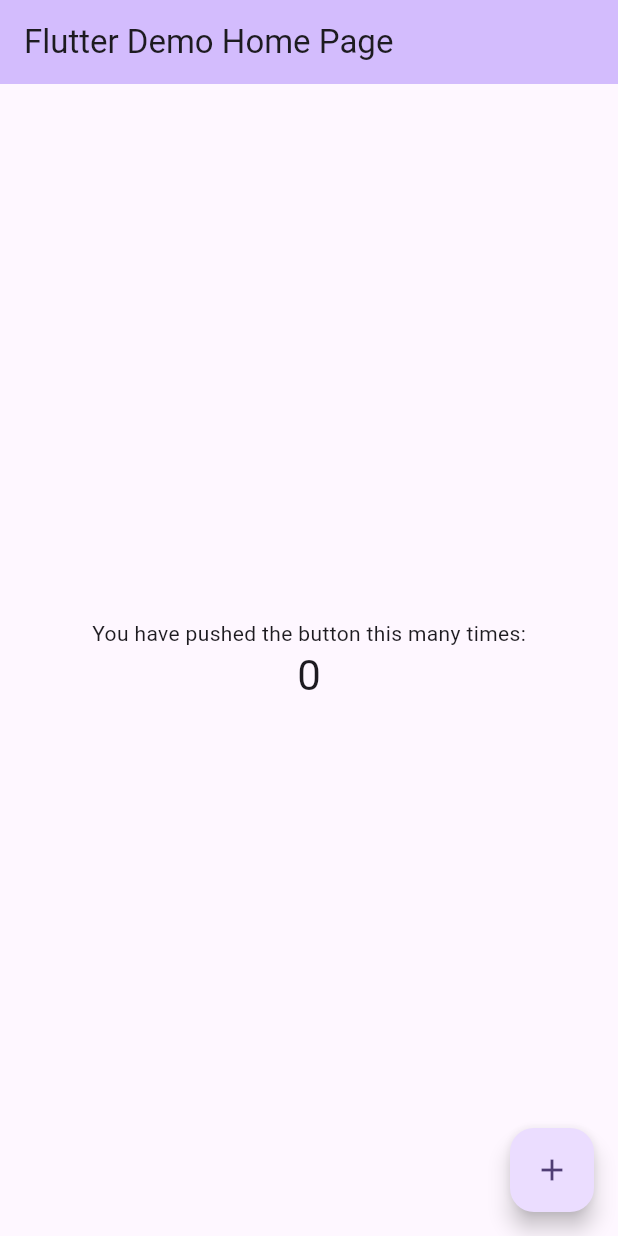
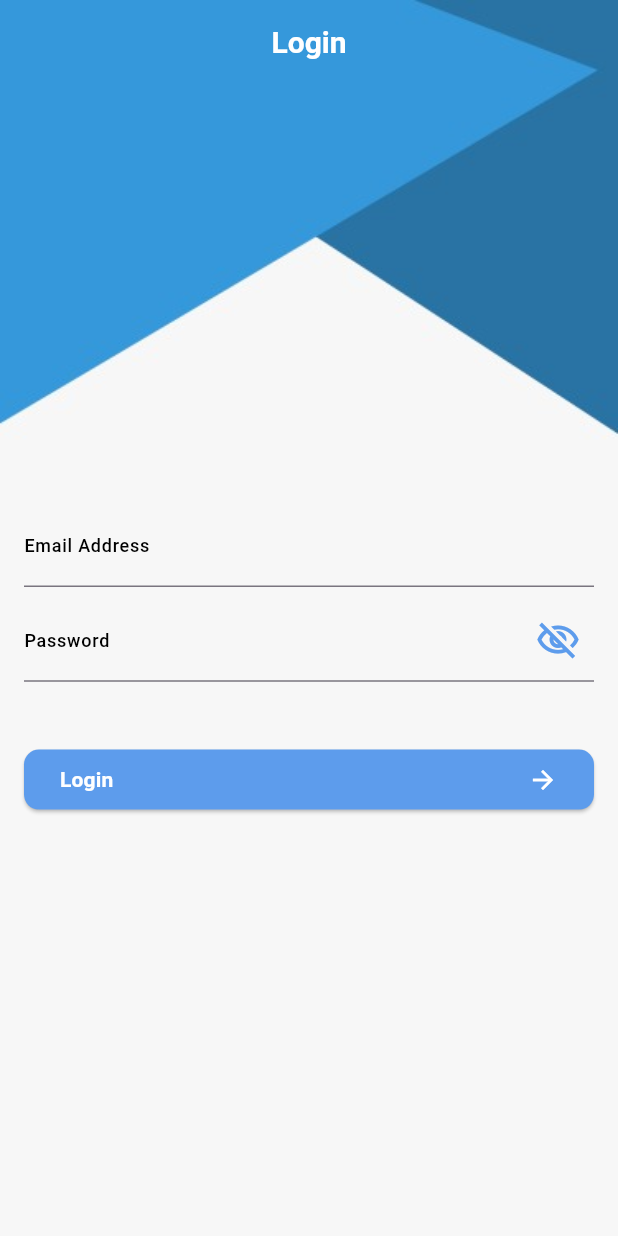
Before and after one commit to YomnaIbrahim4/todo, a Flutter app: the screen it shows after launch, on a phone screen of 412 x 824 dp. Run offline on Flutter 3.47's test engine with Material 3 defaults, Android fonts, the phone set to English and light mode, and no system bars.

Commit message:
+ Register Screen Done + Login Screen Done

```diff
--- a/lib/main.dart
+++ b/lib/main.dart
@@ -1,4 +1,7 @@
 import 'package:flutter/material.dart';
+import 'package:todo/style/AppStyle.dart';
+import 'package:todo/ui/login/login_screen.dart';
+import 'package:todo/ui/register/register_screen.dart';
 
 void main() {
   runApp(const MyApp());
@@ -12,114 +15,14 @@ class MyApp extends StatelessWidget {
   Widget build(BuildContext context) {
     return MaterialApp(
       title: 'Flutter Demo',
-      theme: ThemeData(
-        // This is the theme of your application.
-        //
-        // TRY THIS: Try running your application with "flutter run". You'll see
-        // the application has a purple toolbar. Then, without quitting the app,
-        // try changing the seedColor in the colorScheme below to Colors.green
-        // and then invoke "hot reload" (save your changes or press the "hot
-        // reload" button in a Flutter-supported IDE, or press "r" if you used
-        // the command line to start the app).
-        //
-        // Notice that the counter didn't reset back to zero; the application
-        // state is not lost during the reload. To reset the state, use hot
-        // restart instead.
-        //
-        // This works for code too, not just values: Most code changes can be
-        // tested with just a hot reload.
-        colorScheme: ColorScheme.fromSeed(seedColor: Colors.deepPurple),
-        useMaterial3: true,
-      ),
-      home: const MyHomePage(title: 'Flutter Demo Home Page'),
+      theme: AppStyle.lightTheme,
+      debugShowCheckedModeBanner: false, // debug sign
+      routes: {
+        LoginScreen.routeName:(_)=>LoginScreen(),
+        RegisterScreen.routeName:(_)=>RegisterScreen(),
+      },
+      initialRoute: LoginScreen.routeName,
+
     );
   }
 }
-
-class MyHomePage extends StatefulWidget {
-  const MyHomePage({super.key, required this.title});
-
-  // This widget is the home page of your application. It is stateful, meaning
-  // that it has a State object (defined below) that contains fields that affect
-  // how it looks.
-
-  // This class is the configuration for the state. It holds the values (in this
-  // case the title) provided by the parent (in this case the App widget) and
-  // used by the build method of the State. Fields in a Widget subclass are
-  // always marked "final".
-
-  final String title;
-
-  @override
-  State<MyHomePage> createState() => _MyHomePageState();
-}
-
-class _MyHomePageState extends State<MyHomePage> {
-  int _counter = 0;
-
-  void _incrementCounter() {
-    setState(() {
-      // This call to setState tells the Flutter framework that something has
-      // changed in this State, which causes it to rerun the build method below
-      // so that the display can reflect the updated values. If we changed
-      // _counter without calling setState(), then the build method would not be
-      // called again, and so nothing would appear to happen.
-      _counter++;
-    });
-  }
-
-  @override
-  Widget build(BuildContext context) {
-    // This method is rerun every time setState is called, for instance as done
-    // by the _incrementCounter method above.
-    //
-    // The Flutter framework has been optimized to make rerunning build methods
-    // fast, so that you can just rebuild anything that needs updating rather
-    // than having to individually change instances of widgets.
-    return Scaffold(
-      appBar: AppBar(
-        // TRY THIS: Try changing the color here to a specific color (to
-        // Colors.amber, perhaps?) and trigger a hot reload to see the AppBar
-        // change color while the other colors stay the same.
-        backgroundColor: Theme.of(context).colorScheme.inversePrimary,
-        // Here we take the value from the MyHomePage object that was created by
-        // the App.build method, and use it to set our appbar title.
-        title: Text(widget.title),
-      ),
-      body: Center(
-        // Center is a layout widget. It takes a single child and positions it
-        // in the middle of the parent.
-        child: Column(
-          // Column is also a layout widget. It takes a list of children and
-          // arranges them vertically. By default, it sizes itself to fit its
-          // children horizontally, and tries to be as tall as its parent.
-          //
-          // Column has various properties to control how it sizes itself and
-          // how it positions its children. Here we use mainAxisAlignment to
-          // center the children vertically; the main axis here is the vertical
-          // axis because Columns are vertical (the cross axis would be
-          // horizontal).
-          //
-          // TRY THIS: Invoke "debug painting" (choose the "Toggle Debug Paint"
-          // action in the IDE, or press "p" in the console), to see the
-          // wireframe for each widget.
-          mainAxisAlignment: MainAxisAlignment.center,
-          children: <Widget>[
-            const Text(
-              'You have pushed the button this many times:',
-            ),
-            Text(
-              '$_counter',
-              style: Theme.of(context).textTheme.headlineMedium,
-            ),
-          ],
-        ),
-      ),
-      floatingActionButton: FloatingActionButton(
-        onPressed: _incrementCounter,
-        tooltip: 'Increment',
-        child: const Icon(Icons.add),
-      ), // This trailing comma makes auto-formatting nicer for build methods.
-    );
-  }
-}
--- /dev/null
+++ b/lib/style/AppColors.dart
@@ -0,0 +1,6 @@
+import 'dart:ui';
+
+class AppColors{
+  static Color lightPrimary = Color(0xff5D9CEC);
+
+}
--- /dev/null
+++ b/lib/style/AppStyle.dart
@@ -0,0 +1,19 @@
+import 'package:flutter/material.dart';
+import 'package:todo/style/AppColors.dart';
+
+class AppStyle{
+  static ThemeData lightTheme = ThemeData(
+    colorScheme: ColorScheme.fromSeed(
+        seedColor: Colors.deepPurple,
+      primary: AppColors.lightPrimary,
+
+    ),
+    textTheme: TextTheme(
+      labelSmall: TextStyle(
+        color: Colors.black,
+        fontSize: 12,
+      )
+    ),
+    useMaterial3: true,
+  );
+}
--- /dev/null
+++ b/lib/style/constants.dart
@@ -0,0 +1,5 @@
+bool isValideEmail(String email){
+  return RegExp(r"^[a-zA-Z0-9.a-zA-Z0-9.!#$%&'*+-/=?^_`{|}~]+@[a-zA-Z0-9]+\.[a-zA-Z]+")
+      .hasMatch(email);
+
+}
--- /dev/null
+++ b/lib/style/reusable_component/CustomButton.dart
@@ -0,0 +1,37 @@
+import 'package:flutter/material.dart';
+ typedef authFunction = void Function();
+class CustomButton extends StatelessWidget {
+  String label;
+  authFunction onClick;
+  CustomButton({required this.label,required this.onClick});
+
+  @override
+  Widget build(BuildContext context) {
+    return  ElevatedButton(
+        style: ElevatedButton.styleFrom(
+            backgroundColor: Theme.of(context).colorScheme.primary,
+            shape: RoundedRectangleBorder(
+                borderRadius: BorderRadius.circular(10)
+            )
+        ),
+        onPressed: onClick,
+        child: Row(
+          mainAxisAlignment: MainAxisAlignment.spaceBetween,
+          children: [
+            Text(
+              label,
+              style: TextStyle(
+                color: Colors.white,
+                fontSize: 14,
+                fontWeight: FontWeight.bold,
+              ),),
+            Icon(
+              Icons.arrow_forward,
+              color: Colors.white,
+              size: 20,
+            ),
+          ],
+        )
+    );
+  }
+}
--- /dev/null
+++ b/lib/style/reusable_component/CustomFormField.dart
@@ -0,0 +1,52 @@
+import 'package:flutter/material.dart';
+typedef validatorType = String? Function(String?);
+
+class CustomFormField extends StatefulWidget {
+  String label;
+  TextInputType keyboard;
+  bool isPassword;
+  validatorType validate;
+  TextEditingController controller;
+  CustomFormField({required this.label,required this.keyboard,this.isPassword=false,required this.controller,required this.validate});
+
+  @override
+  State<CustomFormField> createState() => _CustomFormFieldState();
+}
+
+class _CustomFormFieldState extends State<CustomFormField> {
+  bool isObscured = true;
+  @override
+  Widget build(BuildContext context) {
+    return TextFormField(
+      controller: widget.controller,
+      validator: widget.validate,
+      keyboardType: widget.keyboard,
+      obscureText: widget.isPassword==true
+      ?isObscured
+      :false,
+      obscuringCharacter: '*',
+      style: Theme.of(context).textTheme.labelSmall?.copyWith(
+        fontSize: 18,
+      ),
+      decoration: InputDecoration(
+        labelText: widget.label,
+        labelStyle: Theme.of(context).textTheme.labelSmall,
+        suffixIcon: widget.isPassword
+        ? IconButton(onPressed: (){
+          setState(() {
+            isObscured = !isObscured;
+          });
+
+        }, icon: Icon(
+          isObscured
+          ? Icons.visibility_off_outlined
+          : Icons.visibility_outlined,
+          color: Theme.of(context).colorScheme.primary,
+          size: 30,
+        ))
+        : null
+
+      ),
+    );
+  }
+}
--- /dev/null
+++ b/lib/ui/login/login_screen.dart
@@ -0,0 +1,104 @@
+import 'package:flutter/material.dart';
+
+import '../../style/constants.dart';
+import '../../style/reusable_component/CustomButton.dart';
+import '../../style/reusable_component/CustomFormField.dart';
+
+class LoginScreen extends StatelessWidget {
+  static const String routeName = "login";
+  GlobalKey<FormState> formKey = GlobalKey<FormState>();
+  TextEditingController emailController = TextEditingController();
+  TextEditingController passwordController = TextEditingController();
+
+  @override
+  Widget build(BuildContext context) {
+    double height = MediaQuery.of(context).size.height;
+    return Container(
+      decoration: BoxDecoration(
+          image: DecorationImage(
+            image:AssetImage(
+              "assets/images/background.jpeg",
+            ),
+            fit: BoxFit.fill,
+          )
+      ),
+      child: Scaffold(
+        backgroundColor: Colors.transparent,
+        //resizeToAvoidBottomInset: false,
+        appBar: AppBar(
+          backgroundColor: Colors.transparent,
+          title: Text("Login"),
+          centerTitle: true,
+          titleTextStyle: TextStyle(
+            color: Colors.white,
+            fontSize: 20,
+            fontWeight: FontWeight.bold,
+          ),
+        ),
+        body: Center(
+          child: Padding(
+            padding: const EdgeInsets.all(16.0),
+            child: Form(
+              key: formKey,
+              child: SingleChildScrollView(
+                child: Column(
+                  crossAxisAlignment: CrossAxisAlignment.stretch,
+                  mainAxisAlignment: MainAxisAlignment.center,
+                  children: [
+                    CustomFormField(
+                      label: "Email Address",
+                      keyboard: TextInputType.emailAddress,
+                      controller: emailController,
+                      validate: (value) {
+                        if(value == null || value.isEmpty){
+                          return "Please enter your email";
+                        }
+                        if(!isValideEmail(value)){
+                          return "Please enter valid email";
+                        }
+                        return null;
+                      },
+                    ),
+                    SizedBox(
+                      height: height*0.01,
+                    ),
+                    CustomFormField(
+                      label: "Password",
+                      keyboard: TextInputType.visiblePassword,
+                      controller: passwordController,
+                      isPassword: true,
+                      validate: (value){
+                        if(value == null || value.isEmpty){
+                          return "Please enter your password";
+                        }
+                        if(value.length < 6){
+                          return "Password should be at least 6 ";
+                        }
+                        return null;
+                      },
+                    ),
+                    SizedBox(
+                      height: height*0.05,
+                    ),
+                    CustomButton(label: "Login",onClick: (){
+                      Login();
+
+                    },),
+                  ],
+                ),
+              ),
+            ),
+          ),
+        ),
+
+      ),
+    );
+  }
+
+
+  Login(){
+    if(formKey.currentState!.validate()==true){
+
+    }
+  }
+}
--- a/pubspec.yaml
+++ b/pubspec.yaml
@@ -59,8 +59,8 @@ flutter:
   uses-material-design: true
 
   # To add assets to your application, add an assets section, like this:
-  # assets:
-  #   - images/a_dot_burr.jpeg
+  assets:
+     - assets/images/
   #   - images/a_dot_ham.jpeg
 
   # An image asset can refer to one or more resolution-specific "variants", see
```
Also changed, not shown: lib/ui/register/register_screen.dart (added, +134 -0 lines), assets/images/background.jpeg (added).
